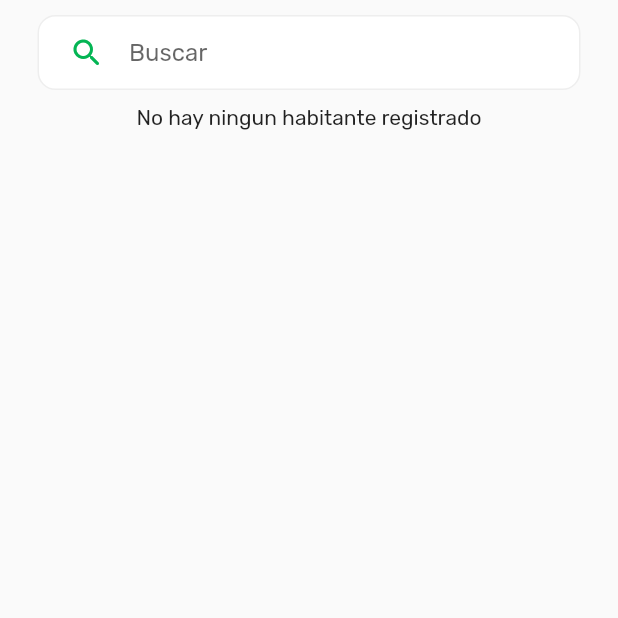
After one commit to jangellopez/optimijac, a Flutter app: the PresidenteComuna screen opened directly, on a phone screen of 412 x 824 dp, the top half of it. The commit adds this screen. Run offline on Flutter 3.47's test engine with Material 2 defaults, Android fonts, the phone set to English and light mode, and no system bars; our stand-ins replace cloud_firestore, firebase_auth, firebase_core, firebase_storage, fluttertoast, google_fonts and 2 more; missing offline and left inert: dart:html; accounts and stored records are empty; network calls fail.

Commit message:
avance 3er corte

```diff
--- a/lib/screens/Habitantes/habitantes_screens.dart
+++ b/lib/screens/Habitantes/habitantes_screens.dart
@@ -52,7 +52,8 @@ class _HabitantesState extends State<Habitantes> {
                                     .substring(0, 1)),
                               ),
                             );
-                          });
+                          }
+                          );
                     }))));
   }
 
--- a/lib/screens/JAC/JuntaAccionComunal_Screens.dart
+++ b/lib/screens/JAC/JuntaAccionComunal_Screens.dart
@@ -1,6 +1,6 @@
 import 'package:cloud_firestore/cloud_firestore.dart';
 import 'package:flutter/material.dart';
-import 'package:optimijac/screens/barrios/barrios_filter.dart';
+import 'package:optimijac/screens/comunas/barrios_filter.dart';
 
 class JAC extends StatefulWidget {
   JAC({Key? key}) : super(key: key);
--- /dev/null
+++ b/lib/screens/PresidenteComunas/PresidentesComunas_screens.dart
@@ -0,0 +1,184 @@
+import 'package:cloud_firestore/cloud_firestore.dart';
+import 'package:firebase_auth/firebase_auth.dart';
+import 'package:flutter/material.dart';
+import 'package:fluttertoast/fluttertoast.dart';
+import 'package:optimijac/models/habitantes_model.dart';
+
+class PresidenteComuna extends StatefulWidget {
+  PresidenteComuna({Key? key}) : super(key: key);
+
+  @override
+  State<PresidenteComuna> createState() => _PresidenteComunaState();
+}
+
+class _PresidenteComunaState extends State<PresidenteComuna> {
+  final _auth = FirebaseAuth.instance;
+  TextEditingController _searchview = TextEditingController();
+  //lista de habitanes
+  List<PresidenteComuna> habitantes = [];
+
+  @override
+  Widget build(BuildContext context) {
+    return new Scaffold(
+        body: new Container(
+            child: new Center(
+                child: StreamBuilder(
+                    stream: FirebaseFirestore.instance
+                        .collection('Habitantes')
+                        .where('rRol', isNotEqualTo: 'PRESIDENTE COMUNA')
+                        .snapshots(),
+                    builder: (BuildContext context,
+                        AsyncSnapshot<QuerySnapshot> snapshot) {
+                      if (!snapshot.hasData) {
+                        return Center(
+                          child: CircularProgressIndicator(),
+                        );
+                      }
+                      return Container(
+                        child: Column(
+                          children: [
+                            SizedBox(height: 10),
+                            Padding(
+                                padding: const EdgeInsets.symmetric(
+                                    horizontal: 25.0),
+                                child: Container(
+                                  decoration: BoxDecoration(
+                                    color: Colors.white,
+                                    border: Border.all(
+                                        color: Colors.grey.shade200, width: 1),
+                                    borderRadius: BorderRadius.circular(12),
+                                  ),
+                                  child: Padding(
+                                    padding: const EdgeInsets.only(left: 20.0),
+                                    child: TextFormField(
+                                      onChanged: (value) {
+                                        setState(() {});
+                                      },
+                                      cursorColor: Color(0xff04b554),
+                                      decoration: InputDecoration(
+                                          icon: Icon(Icons.search_rounded,
+                                              color: Color(0xff04b554)),
+                                          border: InputBorder.none,
+                                          fillColor: Color(0xff04b554),
+                                          hintText: 'Buscar'),
+                                      controller: _searchview,
+                                      keyboardType: TextInputType.text,
+                                    ),
+                                  ),
+                                )),
+                            SizedBox(height: 10),
+                            Expanded(
+                              child: Rows(
+                                text: _searchview.text,
+                              ),
+                            )
+                          ],
+                        ),
+                      );
+                    }))));
+  }
+}
+
+////////////////////////////////////////////////////////////////////////////////////////
+Future<List<Habitante>> getAll() async {
+  var snapshot = await FirebaseFirestore.instance
+      .collection('Habitantes')
+      .where('rRol', isNotEqualTo: 'PRESIDENTE COMUNA')
+      .get();
+  List<Habitante> habitante = [];
+  snapshot.docs.forEach((doc) {
+    habitante.add(Habitante.fromMap(doc.data()));
+  });
+  return habitante;
+}
+
+////////////////////////////////////////////////////////////////////////////////////////
+class Rows extends StatelessWidget {
+  final String text;
+
+  Rows({Key? key, required this.text}) : super(key: key);
+
+  @override
+  Widget build(BuildContext context) {
+    return FutureBuilder(
+      future: getAll(),
+      builder: (context, snapshot) {
+        if (snapshot.connectionState != ConnectionState.done) {
+          return Center(child: CircularProgressIndicator());
+        }
+
+        List<Habitante> habitantes = snapshot.data as List<Habitante>;
+        if (habitantes == null || habitantes.isEmpty) {
+          return Text("No hay ningun habitante registrado");
+        }
+
+        if (text.isNotEmpty) {
+          var t = text.toLowerCase();
+          habitantes = habitantes
+              .where((h) => h.nombres.contains(t) || h.apellidos.contains(t))
+              .toList();
+        }
+
+        return ListView.builder(
+            itemCount: habitantes.length,
+            itemBuilder: (BuildContext context, int index) {
+              var h = habitantes[index];
+              return ListTile(
+                onTap: () {
+                  modificar(context, h.id);
+                },
+                title: Text(h.nombres + " " + h.apellidos),
+                leading: CircleAvatar(
+                  child: Text(h.nombres.substring(0, 1)),
+                ),
+              );
+            });
+      },
+    );
+  }
+}
+
+void modificar(context, String id) {
+  showDialog(
+      context: context,
+      builder: (_) => AlertDialog(
+            title: Text('Modificar Rol'),
+            content: Text('Estas Seguro que deseas modificar el Habitante'),
+            actions: [
+              TextButton(
+                onPressed: () {
+                  //crear en colleccion
+                  final docHabitante = FirebaseFirestore.instance
+                      .collection("Habitantes")
+                      .doc(id);
+                  //crear el documento y escribir en Firebae
+                  docHabitante
+                      .update({'rRol': 'PRESIDENTE COMUNA'})
+                      .then((value) => {
+                            Fluttertoast.showToast(msg: "Modificado"),
+                          })
+                      .catchError((e) {
+                        Fluttertoast.showToast(msg: e!.message);
+                      });
+
+                  //mapeo
+
+                  Navigator.pop(context);
+                },
+                child: Text(
+                  'Modificar',
+                  style: TextStyle(color: Colors.red),
+                ),
+              ),
+              TextButton(
+                onPressed: () {
+                  Navigator.pop(context);
+                },
+                child: Text(
+                  'Cancelar',
+                  style: TextStyle(color: Colors.blue),
+                ),
+              )
+            ],
+          ));
+}
--- a/lib/screens/comunas/comunas_screens.dart
+++ b/lib/screens/comunas/comunas_screens.dart
@@ -1,6 +1,7 @@
 import 'package:cloud_firestore/cloud_firestore.dart';
 import 'package:flutter/material.dart';
-import 'package:optimijac/screens/barrios/barrios_filter.dart';
+import 'package:optimijac/screens/barrios/addMiembro_Barrio.dart';
+import 'package:optimijac/screens/comunas/barrios_filter.dart';
 
 class Comunas extends StatefulWidget {
   Comunas({Key? key}) : super(key: key);
```
Also changed, not shown: lib/models/comuna_model.dart (+15 -1 lines), lib/models/habitantes_model.dart (+27 -3 lines), lib/screens/barrios/barrios_filter.dart (deleted, +0 -155 lines), lib/screens/comunas/addPresidente_Comuna.dart (+52 -45 lines), lib/screens/comunas/barrios_filter.dart (added, +249 -0 lines), lib/screens/home/menu_sreens.dart (+5 -3 lines).
